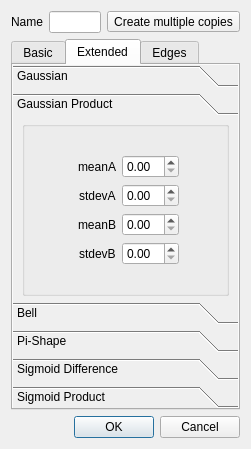
Qt form qtfuzzylite/ui/Term.ui (fuzzylite/fuzzylite) before a commit.
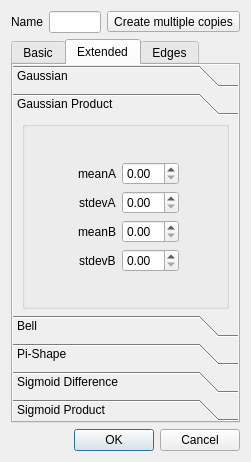
The same form after that commit. Icons and pictures are not drawn.

The edit to the form file:
```diff
--- a/qtfuzzylite/ui/Term.ui
+++ b/qtfuzzylite/ui/Term.ui
@@ -7,7 +7,7 @@
     <x>0</x>
     <y>0</y>
     <width>251</width>
-    <height>449</height>
+    <height>462</height>
    </rect>
   </property>
   <property name="windowTitle">
@@ -650,8 +650,8 @@
              <rect>
               <x>0</x>
               <y>0</y>
-              <width>214</width>
-              <height>156</height>
+              <width>227</width>
+              <height>157</height>
              </rect>
             </property>
             <attribute name="label">
```
Left out of the diff: 18 changed lines with no effect on the pictures.
